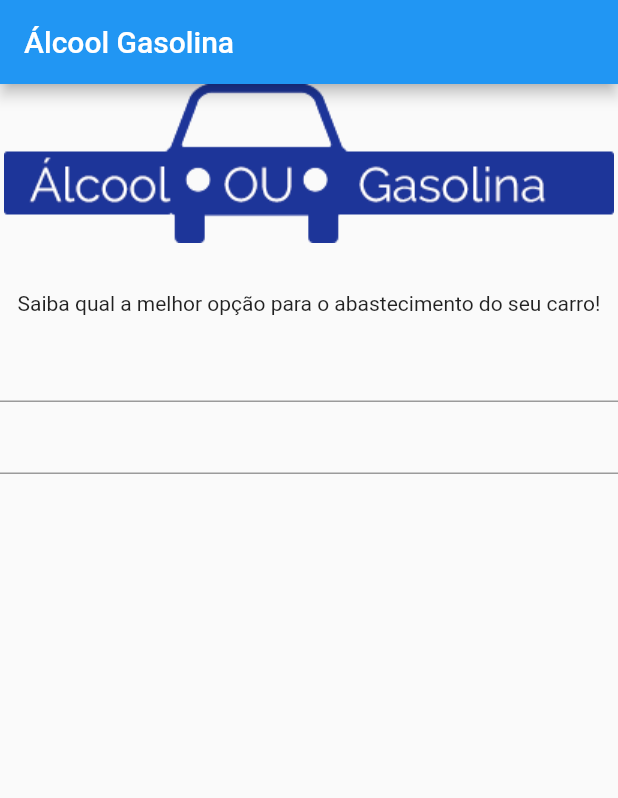
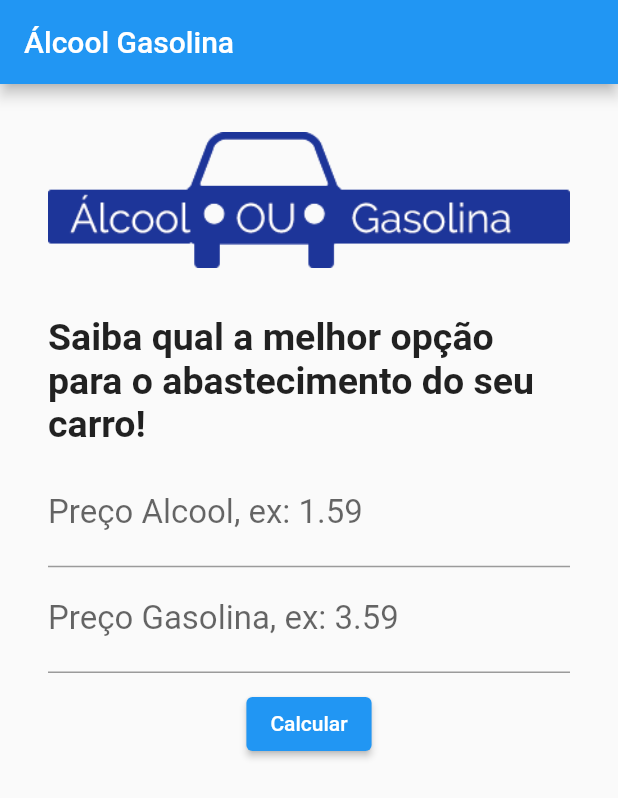
Before and after one commit to PauloRotundaro/Projeto_C214-L2, a Flutter app: the screen it shows after launch, on a phone screen of 412 x 824 dp. Shown: the top 798 px of the screen. Run offline on Flutter 3.47's test engine with Material 2 defaults, Android fonts, the phone set to English and light mode, and no system bars.

Commit message:
Text Controller

```diff
--- a/lib/Home.dart
+++ b/lib/Home.dart
@@ -8,6 +8,10 @@ class Home extends StatefulWidget {
 }
 
 class _HomeState extends State<Home> {
+
+  TextEditingController _controllerAlcool = TextEditingController();
+  TextEditingController _controllerGasolina = TextEditingController();
+
   @override
   Widget build(BuildContext context) {
     return Scaffold(
@@ -16,6 +20,7 @@ class _HomeState extends State<Home> {
         backgroundColor: Colors.blue,
       ),
       body: Container(
+        padding: EdgeInsets.all(32),
         child: Column(
           children: [
             Padding(
@@ -24,12 +29,40 @@ class _HomeState extends State<Home> {
             ),
             Padding(
               padding: EdgeInsets.only(bottom: 10),
-              child: Text("Saiba qual a melhor opção para o abastecimento do seu carro!"),
+              child: Text(
+                "Saiba qual a melhor opção para o abastecimento do seu carro!",
+                style: TextStyle(
+                  fontSize: 25,
+                  fontWeight: FontWeight.bold
+                ),
+              ),
             ),
-            TextField(),
-            TextField(),
+            TextField(
+              keyboardType: TextInputType.number,
+              decoration: InputDecoration(
+                labelText: "Preço Alcool, ex: 1.59"
+              ),
+              style: TextStyle(
+                fontSize: 22
+              ),
+              controller: _controllerAlcool,
+            ),
+            TextField(
+                keyboardType: TextInputType.number,
+                decoration: InputDecoration(
+                    labelText: "Preço Gasolina, ex: 3.59"
+                ),
+                style: TextStyle(
+                    fontSize: 22
+                ),
+                controller: _controllerGasolina
+            ),
             Padding(
-              padding: EdgeInsets.only(top: 10)
+              padding: EdgeInsets.only(top: 10),
+              child: ElevatedButton(
+                onPressed: (){},
+                child: Text("Calcular")
+              )
               ,),
           ],
         ),
```
